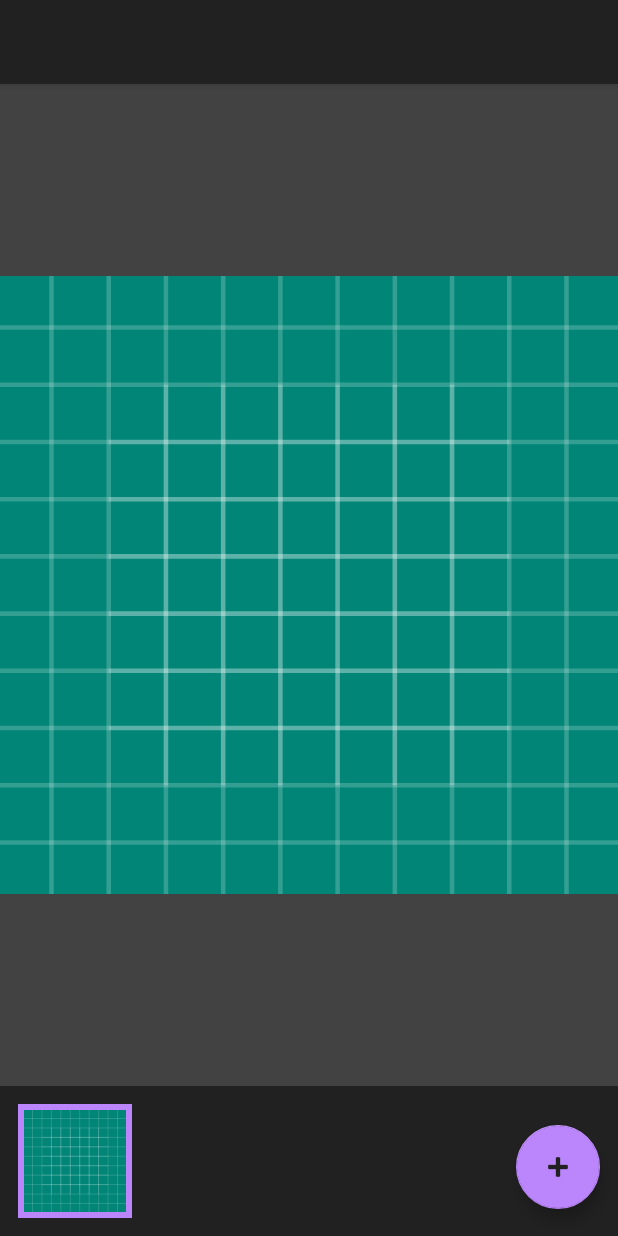
After one commit to heytherewill/starck, an Android app: the layout fragment_edit.xml on its own in the app's theme, with its tools: preview values and no code run, on a phone screen of 412 x 824 dp. The commit adds this screen. Run offline under Robolectric (Android 15) with nearby library versions, the phone set to English and light mode, and no system bars.

Commit message:
:mount_fuji: Stack editing preview

```diff
--- a/app/src/main/java/com/heytherewill/starck/camera/CameraController.kt
+++ b/app/src/main/java/com/heytherewill/starck/camera/CameraController.kt
@@ -381,8 +381,6 @@ class CameraController(
             isTakingPictures = false
 
             captureSession?.setRepeatingRequest(previewRequest, null, backgroundHandler)
-
-            listener.onCaptureFinished()
         } catch (e: CameraAccessException) {
             Log.e(tag, e.toString())
         }
@@ -397,7 +395,5 @@ class CameraController(
         )
 
         fun onImageTaken(image: Image)
-
-        fun onCaptureFinished()
     }
 }
--- a/app/src/main/java/com/heytherewill/starck/camera/CameraSettingsFragment.kt
+++ b/app/src/main/java/com/heytherewill/starck/camera/CameraSettingsFragment.kt
@@ -14,6 +14,7 @@ import com.google.android.material.bottomsheet.BottomSheetDialogFragment
 import com.heytherewill.starck.R
 import com.heytherewill.starck.extensions.nanosToSeconds
 import com.heytherewill.starck.extensions.onProgressChangedListener
+import com.heytherewill.starck.extensions.startImmersiveMode
 import kotlinx.android.synthetic.main.fragment_camera_options_bottom_sheet.*
 
 class CameraSettingsFragment : BottomSheetDialogFragment() {
@@ -77,7 +78,7 @@ class CameraSettingsFragment : BottomSheetDialogFragment() {
         viewModel.numberOfPictures.observe(this, Observer { numberOfPicturesText.text = it.toString() })
         viewModel.timerDelay.observe(this, Observer { timer ->
             timerDelayText.text =
-                if (timer == 0) getString(R.string.off) else getString(R.string.formatted_seconds, timer)
+                if (timer == 0) getString(R.string.off) else getString(R.string.formatted_integer_seconds, timer)
         })
     }
 
--- a/app/src/main/java/com/heytherewill/starck/camera/CameraViewModel.kt
+++ b/app/src/main/java/com/heytherewill/starck/camera/CameraViewModel.kt
@@ -11,7 +11,7 @@ class CameraViewModel : ViewModel() {
     private val shutterSpeedList =
         listOf(500000000, 1000000000, 1500000000, 2000000000, 2500000000, 3000000000, 3500000000, 4000000000)
     private val numberOfPicturesList = (2..8).toList()
-    private val timeList = listOf(0, 3, 5, 10)
+    private val timeList = listOf(0, 1, 3, 5, 10)
 
     private val _sensorSensitivity = MutableLiveData<Int>()
     val sensorSensitivity: LiveData<Int> get() = _sensorSensitivity
--- /dev/null
+++ b/app/src/main/res/layout/fragment_edit.xml
@@ -0,0 +1,81 @@
+<?xml version="1.0" encoding="utf-8"?>
+<androidx.constraintlayout.widget.ConstraintLayout
+        xmlns:android="http://schemas.android.com/apk/res/android"
+        xmlns:app="http://schemas.android.com/apk/res-auto"
+        xmlns:tools="http://schemas.android.com/tools"
+        tools:context=".edit.EditFragment"
+        android:id="@+id/root"
+        android:orientation="vertical"
+        android:layout_width="match_parent"
+        android:layout_height="match_parent">
+
+    <com.google.android.material.appbar.AppBarLayout
+            android:id="@+id/toolbarLayout"
+            android:layout_width="match_parent"
+            android:layout_height="wrap_content"
+            app:layout_constraintTop_toTopOf="parent">
+
+        <androidx.appcompat.widget.Toolbar
+                android:id="@+id/toolbar"
+                android:elevation="4dp"
+                android:background="@color/primaryColor"
+                android:theme="@style/ThemeOverlay.AppCompat.Dark.ActionBar"
+                android:layout_width="match_parent"
+                android:layout_height="?attr/actionBarSize"
+                app:popupTheme="@style/ThemeOverlay.AppCompat.Dark"/>
+
+        <ProgressBar
+                android:id="@+id/progressBar"
+                style="@style/Base.Widget.AppCompat.ProgressBar.Horizontal"
+                android:visibility="gone"
+                android:indeterminate="true"
+                android:layout_marginTop="-7dp"
+                android:layout_marginBottom="-7dp"
+                android:layout_width="match_parent"
+                android:layout_height="wrap_content"/>
+    </com.google.android.material.appbar.AppBarLayout>
+
+    <androidx.recyclerview.widget.RecyclerView
+            android:id="@+id/previewRecyclerView"
+            android:orientation="horizontal"
+            android:layout_width="match_parent"
+            android:layout_height="@dimen/imageSelectionPreviewRecyclerViewHeight"
+            tools:listitem="@layout/fragment_edit_preview"
+            tools:layoutManager="androidx.recyclerview.widget.GridLayoutManager"
+            app:layout_constraintBottom_toBottomOf="parent"/>
+
+    <ImageView
+            android:id="@+id/baseImageView"
+            android:layout_width="0dp"
+            android:layout_height="0dp"
+            android:background="@color/primaryLightColor"
+            tools:src="@drawable/ic_launcher_background"
+            app:layout_constraintTop_toBottomOf="@+id/toolbarLayout"
+            app:layout_constraintStart_toStartOf="parent"
+            app:layout_constraintEnd_toEndOf="parent"
+            app:layout_constraintBottom_toTopOf="@+id/previewRecyclerView"/>
+
+    <ImageView
+            android:id="@+id/selectedImageView"
+            android:layout_width="0dp"
+            android:layout_height="0dp"
+            android:background="@color/primaryLightColor"
+            tools:src="@drawable/ic_launcher_background"
+            app:layout_constraintTop_toBottomOf="@+id/toolbarLayout"
+            app:layout_constraintStart_toStartOf="parent"
+            app:layout_constraintEnd_toEndOf="parent"
+            app:layout_constraintBottom_toTopOf="@+id/previewRecyclerView"/>
+
+    <com.google.android.material.floatingactionbutton.FloatingActionButton
+            android:id="@+id/done"
+            android:layout_width="wrap_content"
+            android:layout_height="wrap_content"
+            android:tint="@color/primaryColor"
+            android:src="@android:drawable/ic_input_add"
+            app:fabSize="normal"
+            app:useCompatPadding="true"
+            app:rippleColor="@color/primaryLightColor"
+            app:layout_constraintEnd_toEndOf="parent"
+            app:layout_constraintBottom_toBottomOf="parent"/>
+
+</androidx.constraintlayout.widget.ConstraintLayout>
--- /dev/null
+++ b/app/src/main/res/layout/fragment_edit_preview.xml
@@ -0,0 +1,23 @@
+<?xml version="1.0" encoding="utf-8"?>
+<FrameLayout
+        xmlns:android="http://schemas.android.com/apk/res/android"
+        xmlns:tools="http://schemas.android.com/tools"
+        android:background="@null"
+        android:layout_height="@dimen/imageSelectionPreviewRecyclerViewHeight"
+        android:layout_width="@dimen/imageSelectionPreviewRecyclerViewHeight">
+
+    <View
+            android:id="@+id/selectedBackground"
+            android:background="@color/colorAccent"
+            android:layout_margin="@dimen/threeQuarterDefaultPadding"
+            android:layout_width="match_parent"
+            android:layout_height="match_parent" />
+
+    <ImageView
+            android:id="@+id/previewImageView"
+            tools:src="@drawable/ic_launcher_background"
+            android:padding="@dimen/defaultPadding"
+            android:layout_height="match_parent"
+            android:layout_width="match_parent"/>
+
+</FrameLayout>
--- a/app/src/main/res/values/colors.xml
+++ b/app/src/main/res/values/colors.xml
@@ -1,6 +1,6 @@
 <?xml version="1.0" encoding="utf-8"?>
 <resources>
-    <color name="colorAccent">#0d47a1</color>
+    <color name="colorAccent">#FFBB86FC</color>
     <color name="primaryColor">#212121</color>
     <color name="primaryLightColor">#424242</color>
     <color name="primaryDarkColor">#000000</color>
--- a/app/src/main/res/values/dimens.xml
+++ b/app/src/main/res/values/dimens.xml
@@ -1,4 +1,7 @@
 <?xml version="1.0" encoding="utf-8"?>
 <resources>
     <dimen name="cameraConfigurationIcon">55dp</dimen>
+    <dimen name="imageSelectionPreviewRecyclerViewHeight">100dp</dimen>
+    <dimen name="defaultPadding">16dp</dimen>
+    <dimen name="threeQuarterDefaultPadding">12dp</dimen>
 </resources>
--- a/app/src/main/res/values/strings.xml
+++ b/app/src/main/res/values/strings.xml
@@ -2,6 +2,7 @@
     <string name="app_name">Starck</string>
     <string name="off">Off</string>
     <string name="formatted_seconds">%1$.1fs</string>
+    <string name="formatted_integer_seconds">%1$ds</string>
     <string name="f_number">f/1$d</string>
     <string name="dimming_screen_message">Dimming the screen to save power</string>
 </resources>
--- a/app/src/main/res/values/styles.xml
+++ b/app/src/main/res/values/styles.xml
@@ -1,10 +1,12 @@
 <resources>
 
     <!-- Base application theme. -->
-    <style name="AppTheme" parent="Theme.AppCompat.Light.NoActionBar">
-        <!-- Customize your theme here. -->
+    <style name="AppTheme" parent="Theme.AppCompat.NoActionBar">
+        <item name="android:windowBackground">@color/primaryColor</item>
         <item name="colorPrimary">@color/primaryColor</item>
         <item name="colorPrimaryDark">@color/primaryDarkColor</item>
         <item name="colorAccent">@color/colorAccent</item>
+        <item name="android:statusBarColor">@color/primaryColor</item>
+        <item name="android:navigationBarColor">@color/primaryColor</item>
     </style>
 </resources>
--- a/build.gradle
+++ b/build.gradle
@@ -8,8 +8,10 @@ buildscript {
 
     }
     dependencies {
+        def nav_version = "2.1.0-rc01"
         classpath 'com.android.tools.build:gradle:3.4.2'
         classpath "org.jetbrains.kotlin:kotlin-gradle-plugin:$kotlin_version"
+        classpath "androidx.navigation:navigation-safe-args-gradle-plugin:$nav_version"
         // NOTE: Do not place your application dependencies here; they belong
         // in the individual module build.gradle files
     }
```
Also changed, not shown: app/build.gradle (+16 -2 lines), app/src/main/java/com/heytherewill/starck/MainActivity.kt (+0 -11 lines), app/src/main/java/com/heytherewill/starck/camera/CameraFragment.kt (+30 -10 lines), app/src/main/java/com/heytherewill/starck/edit/EditAdapter.kt (added, +62 -0 lines), app/src/main/java/com/heytherewill/starck/edit/EditFragment.kt (added, +61 -0 lines), app/src/main/java/com/heytherewill/starck/edit/EditViewHolder.kt (added, +26 -0 lines), app/src/main/java/com/heytherewill/starck/edit/EditViewModel.kt (added, +17 -0 lines), app/src/main/java/com/heytherewill/starck/extensions/ViewExtensions.kt (+11 -0 lines), app/src/main/res/layout/activity_main.xml (+17 -5 lines), app/src/main/res/navigation/nav_graph.xml (added, +24 -0 lines).
